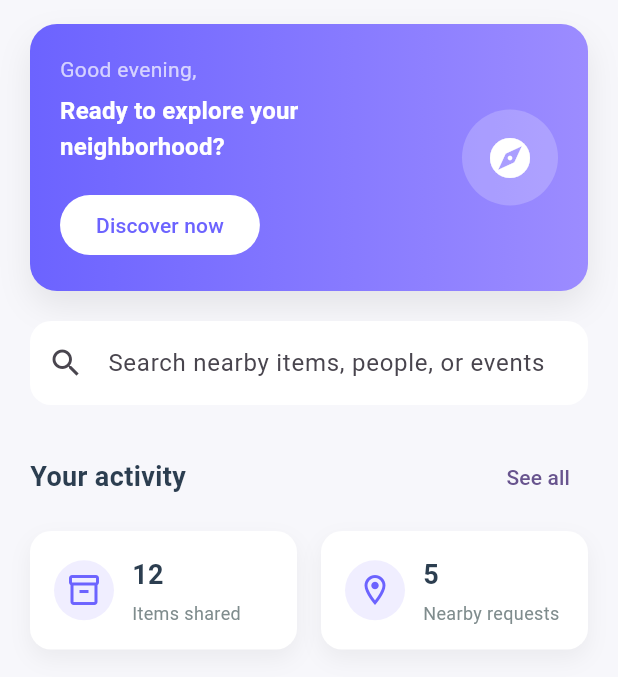
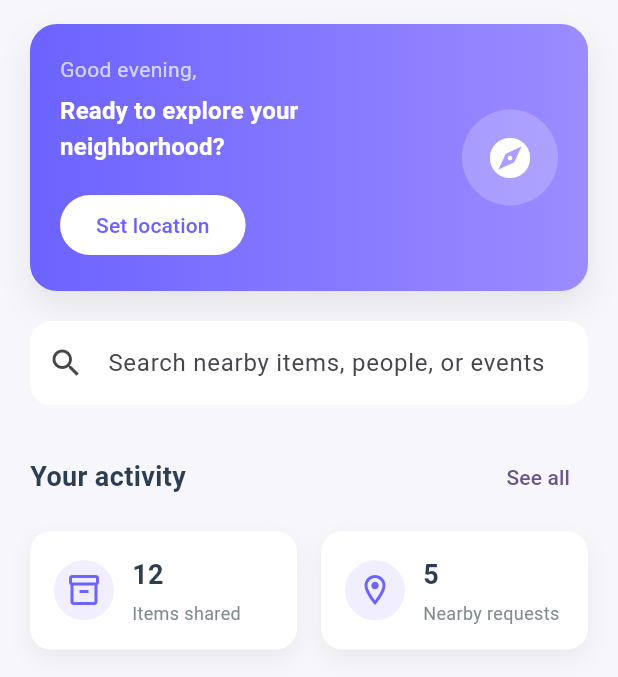
Before and after one commit to OmChauhan07/LinkHood, a Flutter app: the HomeDashboardPage screen opened by its route, on a phone screen of 412 x 824 dp, the part 84-761 px from its top. Run offline on Flutter 3.47's test engine with Material 3 defaults, Android fonts, the phone set to English and light mode, and no system bars; our stand-ins replace geocoding, geolocator, shared_preferences; accounts and stored records are empty.

Commit message:
configure Basic Location API

```diff
--- a/linkhood/lib/main.dart
+++ b/linkhood/lib/main.dart
@@ -4,6 +4,7 @@ import 'pages/welcome_page.dart';
 import 'pages/login_page.dart';
 import 'pages/signup_page.dart';
 import 'pages/home_dashboard.dart';
+import 'pages/location_picker_page.dart';
 
 void main() {
   runApp(const MyApp());
@@ -27,6 +28,7 @@ class MyApp extends StatelessWidget {
         '/login': (context) => const LoginPage(),
         '/signup': (context) => const SignupPage(),
         '/home': (context) => const HomeDashboardPage(),
+        '/location-picker': (context) => const LocationPickerPage(),
       },
     );
   }
--- a/linkhood/lib/pages/home_dashboard.dart
+++ b/linkhood/lib/pages/home_dashboard.dart
@@ -4,6 +4,7 @@ import 'search_page.dart';
 import 'add_page.dart';
 import 'inbox_page.dart';
 import 'profile_page.dart';
+import '../services/location_service.dart';
 
 class HomeDashboardPage extends StatefulWidget {
   const HomeDashboardPage({super.key});
@@ -14,6 +15,52 @@ class HomeDashboardPage extends StatefulWidget {
 
 class _HomeDashboardPageState extends State<HomeDashboardPage> {
   int _currentIndex = 0;
+  final LocationService _locationService = LocationService();
+  List<dynamic> _nearbyRequests = [];
+  bool _isLoadingRequests = true;
+  String? _userAddress;
+  double? _userLat;
+  double? _userLng;
+
+  @override
+  void initState() {
+    super.initState();
+    _loadNearbyRequests();
+  }
+
+  Future<void> _loadNearbyRequests() async {
+    final saved = await _locationService.getSavedLocation();
+    if (saved != null) {
+      _userLat = saved['lat'];
+      _userLng = saved['lng'];
+
+      // Get address for display
+      final address = await _locationService.getAddressFromCoordinates(
+        _userLat!,
+        _userLng!,
+      );
+
+      // Fetch nearby requests
+      final result = await _locationService.fetchNearbyRequests(
+        _userLat!,
+        _userLng!,
+      );
+
+      if (mounted) {
+        setState(() {
+          _userAddress = address;
+          if (result['success'] == true) {
+            _nearbyRequests = result['data']['data'] ?? [];
+          }
+          _isLoadingRequests = false;
+        });
+      }
+    } else {
+      if (mounted) {
+        setState(() => _isLoadingRequests = false);
+      }
+    }
+  }
 
   void _onBottomNavTap(int index) {
     setState(() {
@@ -125,10 +172,14 @@ class _HomeDashboardPageState extends State<HomeDashboardPage> {
                   crossAxisAlignment: CrossAxisAlignment.start,
                   children: [
                     Text(
-                      'Good evening,',
+                      _userAddress != null
+                          ? '📍 $_userAddress'
+                          : 'Good evening,',
                       style: theme.textTheme.bodyMedium?.copyWith(
                         color: Colors.white70,
                       ),
+                      maxLines: 1,
+                      overflow: TextOverflow.ellipsis,
                     ),
                     const SizedBox(height: 6),
                     Text(
@@ -140,12 +191,14 @@ class _HomeDashboardPageState extends State<HomeDashboardPage> {
                     ),
                     const SizedBox(height: 16),
                     FilledButton(
-                      onPressed: () {},
+                      onPressed: () {
+                        Navigator.of(context).pushNamed('/location-picker');
+                      },
                       style: FilledButton.styleFrom(
                         backgroundColor: Colors.white,
                         foregroundColor: const Color(0xFF6C63FF),
                       ),
-                      child: const Text('Discover now'),
+                      child: Text(_userAddress != null ? 'Change location' : 'Set location'),
                     ),
                   ],
                 ),
@@ -232,26 +285,76 @@ class _HomeDashboardPageState extends State<HomeDashboardPage> {
           ],
         ),
         const SizedBox(height: 24),
-        _buildSectionHeader('Nearby items'),
+        _buildSectionHeader('Nearby requests'),
         const SizedBox(height: 12),
-        const _ItemCard(
-          title: 'Gently used bicycle',
-          distance: '0.8 km away',
-          category: 'Transport',
-          color: Color(0xFFE3F2FD),
-        ),
-        const _ItemCard(
-          title: 'Cookware set',
-          distance: '1.2 km away',
-          category: 'Home',
-          color: Color(0xFFF1F8E9),
-        ),
-        const _ItemCard(
-          title: 'Study desk',
-          distance: '1.7 km away',
-          category: 'Furniture',
-          color: Color(0xFFFFF3E0),
-        ),
+        if (_isLoadingRequests)
+          const Center(
+            child: Padding(
+              padding: EdgeInsets.all(24),
+              child: CircularProgressIndicator(),
+            ),
+          )
+        else if (_userLat == null)
+          Container(
+            padding: const EdgeInsets.all(20),
+            decoration: BoxDecoration(
+              color: Colors.white,
+              borderRadius: BorderRadius.circular(14),
+            ),
+            child: Column(
+              children: [
+                const Icon(Icons.location_off, size: 40, color: Color(0xFFB0B7C3)),
+                const SizedBox(height: 12),
+                const Text(
+                  'Set your location to see nearby requests',
+                  style: TextStyle(color: Color(0xFF7F8C8D)),
+                ),
+                const SizedBox(height: 12),
+                FilledButton(
+                  onPressed: () {
+                    Navigator.of(context).pushNamed('/location-picker');
+                  },
+                  child: const Text('Set location'),
+                ),
+              ],
+            ),
+          )
+        else if (_nearbyRequests.isEmpty)
+          Container(
+            padding: const EdgeInsets.all(20),
+            decoration: BoxDecoration(
+              color: Colors.white,
+              borderRadius: BorderRadius.circular(14),
+            ),
+            child: const Column(
+              children: [
+                Icon(Icons.search_off, size: 40, color: Color(0xFFB0B7C3)),
+                SizedBox(height: 12),
+                Text(
+                  'No requests nearby yet. Be the first to post one!',
+                  textAlign: TextAlign.center,
+                  style: TextStyle(color: Color(0xFF7F8C8D)),
+                ),
+              ],
+            ),
+          )
+        else
+          ..._nearbyRequests.map((req) {
+            final distance = req['distance'];
+            final distStr = distance != null
+                ? distance is num
+                    ? distance >= 1000
+                        ? '${(distance / 1000).toStringAsFixed(1)} km away'
+                        : '${distance.toInt()} m away'
+                    : '$distance m away'
+                : 'Nearby';
+            return _ItemCard(
+              title: req['title'] ?? 'Untitled',
+              distance: distStr,
+              category: req['ownerName'] ?? 'Request',
+              color: const Color(0xFFF3E5F5),
+            );
+          }),
         const SizedBox(height: 24),
         _buildSectionHeader('Community updates'),
         const SizedBox(height: 12),
--- a/linkhood/pubspec.yaml
+++ b/linkhood/pubspec.yaml
@@ -15,6 +15,8 @@ dependencies:
   cupertino_icons: ^1.0.8
   http: ^1.6.0
   shared_preferences: ^2.5.4
+  geolocator: ^13.0.2
+  geocoding: ^3.0.0
 
 dev_dependencies:
   flutter_test:
```
Also changed, not shown: linkhood/lib/pages/location_picker_page.dart (added, +337 -0 lines), linkhood/lib/pages/login_page.dart (+9 -1 lines), linkhood/lib/services/location_service.dart (added, +122 -0 lines), 8 other files.
